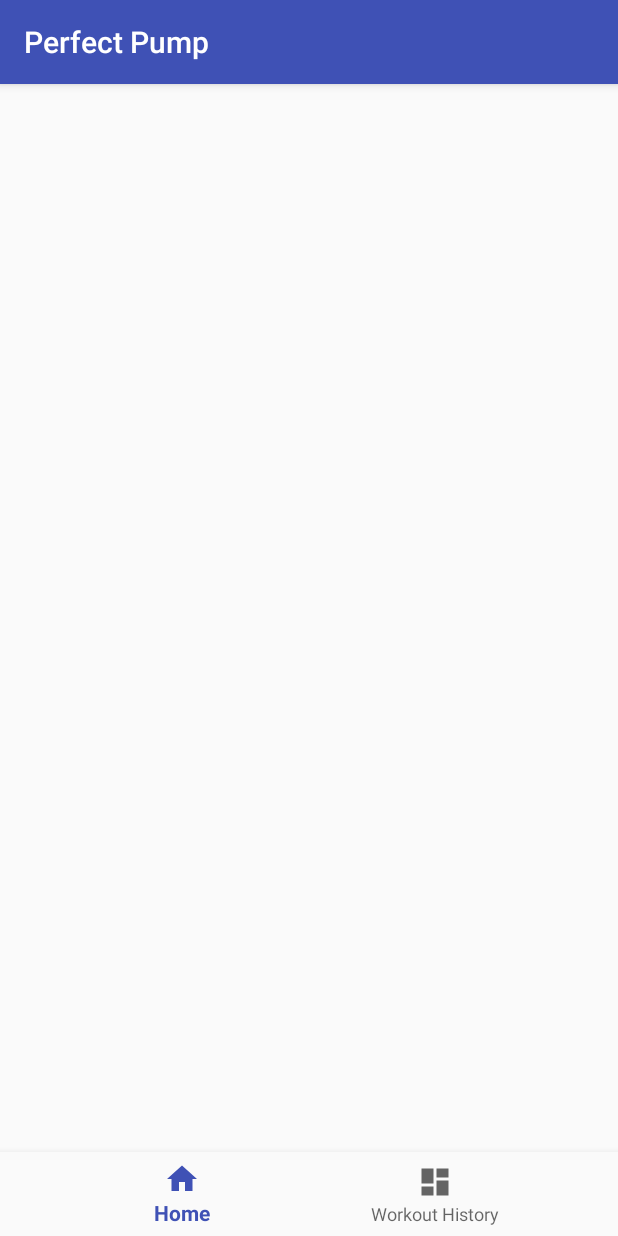
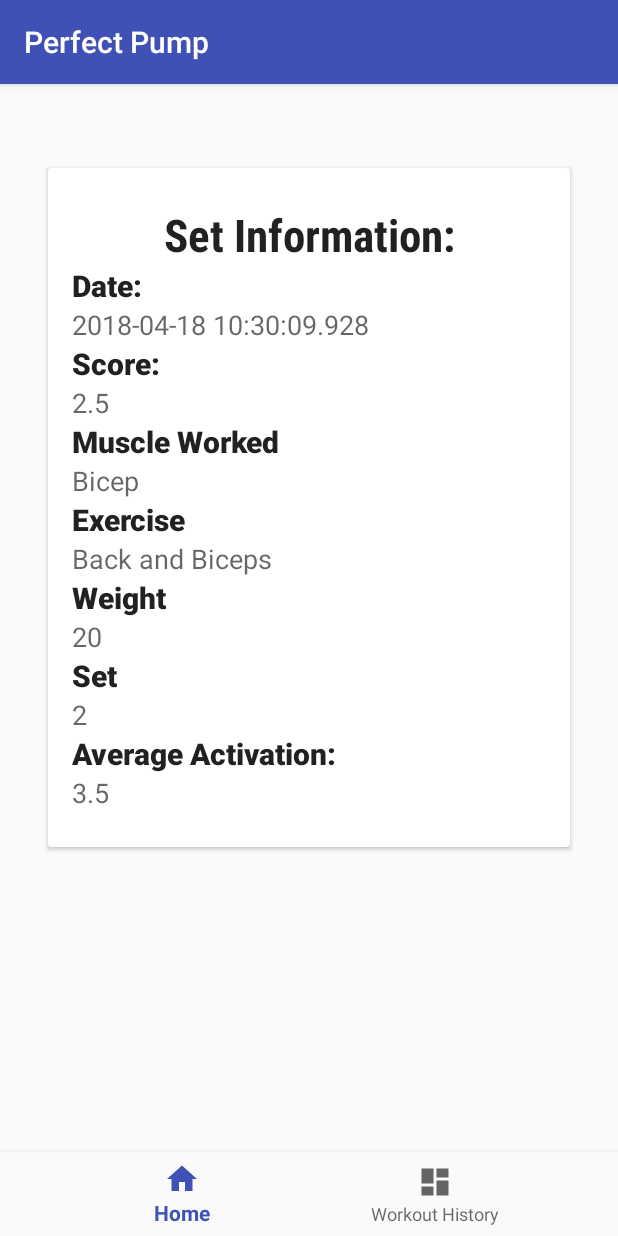
Before and after one commit to ridwankhan/navapp, an Android app: the fragment DashBoard placed in its activity, on a phone screen of 412 x 824 dp. Run offline under Robolectric (Android 15) with nearby library versions, the phone set to English and light mode, and no system bars; our stand-ins replace Room's generated code; 7 statements that could not run were skipped.

Commit message:
card listview functionality for prev workouts

```diff
--- a/app/src/main/java/com/example/ridwankhan/navapp/DashBoard.java
+++ b/app/src/main/java/com/example/ridwankhan/navapp/DashBoard.java
@@ -1,36 +1,44 @@
 package com.example.ridwankhan.navapp;
 
+import android.app.Activity;
+import android.arch.persistence.room.Room;
 import android.content.Context;
 import android.net.Uri;
 import android.os.Bundle;
 import android.app.Fragment;
 ///import android.support.v4.app.Fragment;
+import android.view.ContextThemeWrapper;
 import android.view.LayoutInflater;
 import android.view.View;
 import android.view.ViewGroup;
+import android.widget.AdapterView;
+import android.widget.ListView;
+import android.widget.Toast;
+import java.util.ArrayList;
+import java.util.Date;
 
+import com.example.database.AppDatabase;
+import com.example.database.ExerciseData;
+import com.example.database.SetData;
+import com.example.util.*;
 
-/**
- * A simple {@link Fragment} subclass.
- * Activities that contain this fragment must implement the
- * {@link DashBoard.OnFragmentInteractionListener} interface
- * to handle interaction events.
- * Use the {@link DashBoard#newInstance} factory method to
- * create an instance of this fragment.
- */
 public class DashBoard extends Fragment {
-    // TODO: Rename parameter arguments, choose names that match
-    // the fragment initialization parameters, e.g. ARG_ITEM_NUMBER
-    private static final String ARG_PARAM1 = "param1";
-    private static final String ARG_PARAM2 = "param2";
-
-    // TODO: Rename and change types of parameters
-    private String mParam1;
-    private String mParam2;
+    private Context mContext;
+    View view;
+    ListView lvList;
+    ArrayList<ListData> prevData = new ArrayList<ListData>();
+    ListAdapter listAdapter;
+    String Date = "";
+    Double Score = 0.0;
+    String Muscle = "";
+    String Exercise = "";
+    Integer Set = 0;
+    Integer Weight = 0;
+    Double Activation = 0.0;
 
     private OnFragmentInteractionListener mListener;
 
-    public DashBoard() {
+    public DashBoard(){
         // Required empty public constructor
     }
 
@@ -46,26 +54,67 @@ public class DashBoard extends Fragment {
     public static DashBoard newInstance(String param1, String param2) {
         DashBoard fragment = new DashBoard();
         Bundle args = new Bundle();
-        args.putString(ARG_PARAM1, param1);
-        args.putString(ARG_PARAM2, param2);
-        fragment.setArguments(args);
         return fragment;
     }
 
     @Override
     public void onCreate(Bundle savedInstanceState) {
         super.onCreate(savedInstanceState);
-        if (getArguments() != null) {
-            mParam1 = getArguments().getString(ARG_PARAM1);
-            mParam2 = getArguments().getString(ARG_PARAM2);
-        }
     }
 
     @Override
     public View onCreateView(LayoutInflater inflater, ViewGroup container,
                              Bundle savedInstanceState) {
         // Inflate the layout for this fragment
-        return inflater.inflate(R.layout.fragment_dash_board, container, false);
+        view =  inflater.inflate(R.layout.fragment_dash_board, container, false);
+        lvList = (ListView) view.findViewById(R.id.lvList);
+        lvList.setAdapter(listAdapter);
+
+        //get data from database on previous workouts here instead
+        SetData setData = new SetData(1,1,20,2,"1,2,3,4,5",3.5);
+        ExerciseData exerciseData = new ExerciseData(setData.getExerciseID(), "Bicep", "Back and Biceps");
+
+        //for each array of set data ...
+
+        Date = setData.getSetTimeStamp().toString();
+        Score = 2.5;
+        Muscle = exerciseData.getMuscleGroup();
+        Exercise = exerciseData.getExerciseName();
+        Set = setData.getSetNumber();
+        Weight = setData.getWeight();
+        Activation = setData.getPeakAverage();
+
+        //check the data
+        if (Date.length() == 0) {
+            Date = "No Date";
+        }
+        if (Muscle.length() == 0) {
+            Muscle = "No Muscle";
+        }
+        if (Exercise.length() == 0) {
+            Exercise = "No Exercise";
+        }
+
+        ListData mLog = new ListData();
+        mLog.setDate(Date);
+        mLog.setScore(Score);
+        mLog.setMuscle(Muscle);
+        mLog.setExercise(Exercise);
+        mLog.setSet(Set);
+        mLog.setWeight(Weight);
+        mLog.setActivation(Activation);
+        prevData.add(mLog);
+        listAdapter.notifyDataSetChanged();
+
+        lvList.setOnItemClickListener(new AdapterView.OnItemClickListener() {
+            @Override
+            public void onItemClick(AdapterView<?> parent, View view, int position, long id) {
+                ListData mLog = listAdapter.getItem(position);
+                Toast.makeText(getActivity(), "Date: " + mLog.getDate() + "  Score: " + mLog.getScore() + "  Muscle: " + mLog.getMuscle() + "  Exercise: " + mLog.getExercise() + "  Set: " + mLog.getSet() + "  Weight: " + mLog.getWeight() + "  Activation: " + mLog.getActivation(), Toast.LENGTH_LONG).show();
+            }
+        });
+
+        return view;
     }
 
     // TODO: Rename method, update argument and hook method into UI event
@@ -75,15 +124,17 @@ public class DashBoard extends Fragment {
         }
     }
 
-    @Override
     public void onAttach(Context context) {
         super.onAttach(context);
-//        if (context instanceof OnFragmentInteractionListener) {
-//            mListener = (OnFragmentInteractionListener) context;
-//        } else {
-//            throw new RuntimeException(context.toString()
-//                    + " must implement OnFragmentInteractionListener");
-//        }
+
+        listAdapter = new ListAdapter(getActivity(), prevData);
+    }
+
+    @Override
+    public void onAttach(Activity activity) {
+        super.onAttach(activity);
+
+        listAdapter = new ListAdapter(getActivity(), prevData);
     }
 
     @Override
--- a/app/src/main/java/com/example/ridwankhan/navapp/MainActivityNav.java
+++ b/app/src/main/java/com/example/ridwankhan/navapp/MainActivityNav.java
@@ -26,7 +26,6 @@ public class MainActivityNav extends AppCompatActivity implements DataCommunicat
                 case R.id.navigation_home:
                     Home home = new Home();
                     manager.beginTransaction().replace(R.id.contentLayout, home, home.getTag()).commit();
-
                     return true;
                 case R.id.navigation_dashboard:
                     DashBoard dashBoard = new DashBoard();
--- /dev/null
+++ b/app/src/main/java/com/example/util/ListAdapter.java
@@ -0,0 +1,43 @@
+package com.example.util;
+import android.content.Context;
+import android.view.View;
+import android.view.ViewGroup;
+import android.widget.BaseAdapter;
+
+import java.util.ArrayList;
+
+public class ListAdapter extends BaseAdapter {
+    ArrayList<ListData> myList = new ArrayList<ListData>();
+    Context context;
+
+    public ListAdapter(Context context, ArrayList<ListData> myList) {
+        this.myList = myList;
+        this.context = context;
+    }
+
+    @Override
+    public int getCount() {
+        return myList.size();
+    }
+
+    @Override
+    public ListData getItem(int position) {
+        return myList.get(position);
+    }
+
+    @Override
+    public long getItemId(int position) {
+        return 0;
+    }
+
+    @Override
+    public View getView(int position, View convertView, ViewGroup parent) {
+        ListViewHolder view = (ListViewHolder) convertView;
+        if (view == null) {
+            view = new ListViewHolder(context);
+        }
+        ListData log = getItem(position);
+        view.setLog(log);
+        return view;
+    }
+}
--- /dev/null
+++ b/app/src/main/java/com/example/util/ListData.java
@@ -0,0 +1,64 @@
+package com.example.util;
+
+/**
+ * Created by Brian on 4/18/2018.
+ */
+
+public class ListData {
+    String Date;
+    Double Score;
+    String Muscle;
+    String Exercise;
+    Integer Set;
+    Integer Weight;
+    Double Activation;
+
+    public String getDate() {
+        return Date;
+    }
+    public void setDate(String date) {
+        this.Date = date;
+    }
+
+    public Double getScore() {
+        return Score;
+    }
+    public void setScore(Double score) {
+        this.Score = score;
+    }
+
+    public String getMuscle() {
+        return Muscle;
+    }
+    public void setMuscle(String muscle) {
+        Muscle = muscle;
+    }
+
+    public String getExercise() {
+        return Exercise;
+    }
+    public void setExercise(String exercise) {
+        this.Exercise = exercise;
+    }
+
+    public Integer getSet() {
+        return Set;
+    }
+    public void setSet(Integer set) {
+        this.Set = set;
+    }
+
+    public Integer getWeight() {
+        return Weight;
+    }
+    public void setWeight(Integer weight) {
+        this.Weight = weight;
+    }
+
+    public Double getActivation() {
+        return Activation;
+    }
+    public void setActivation(Double activation) {
+        this.Activation = activation;
+    }
+}
--- /dev/null
+++ b/app/src/main/java/com/example/util/ListViewHolder.java
@@ -0,0 +1,56 @@
+package com.example.util;
+import android.content.Context;
+import android.util.AttributeSet;
+import android.view.LayoutInflater;
+import android.widget.LinearLayout;
+import android.widget.TextView;
+import com.example.ridwankhan.navapp.R;
+
+
+public class ListViewHolder extends LinearLayout {
+    Context mContext;
+    ListData mLog;
+
+    public ListViewHolder(Context context) {
+        super(context);
+        mContext = context;
+        setup();
+    }
+
+    public ListViewHolder(Context context, AttributeSet attrs) {
+        super(context, attrs);
+        mContext = context;
+        setup();
+    }
+
+    private void setup() {
+        LayoutInflater inflater = (LayoutInflater) mContext.getSystemService(Context.LAYOUT_INFLATER_SERVICE);
+        inflater.inflate(R.layout.card_model, this);
+    }
+
+    public void setLog(ListData log) {
+
+        mLog = log;
+
+        TextView tvDate = (TextView) findViewById(R.id.date_detail);
+        tvDate.setText(mLog.getDate() + "");
+
+        TextView tvScore = (TextView) findViewById(R.id.score_detail);
+        tvScore.setText(mLog.getScore() + "");
+
+        TextView tvMuscle = (TextView) findViewById(R.id.muscle_detail);
+        tvMuscle.setText(mLog.getMuscle() + "");
+
+        TextView tvExercise = (TextView) findViewById(R.id.exercise_detail);
+        tvExercise.setText(mLog.getExercise() + "");
+
+        TextView tvSet = (TextView) findViewById(R.id.set_detail);
+        tvSet.setText(mLog.getSet() + "");
+
+        TextView tvWeight = (TextView) findViewById(R.id.weight_detail);
+        tvWeight.setText(mLog.getWeight() + "");
+
+        TextView tvActivation = (TextView) findViewById(R.id.activation_detail);
+        tvActivation.setText(mLog.getActivation() + "");
+    }
+}
--- a/app/src/main/res/layout/card_model.xml
+++ b/app/src/main/res/layout/card_model.xml
@@ -15,7 +15,6 @@
             android:layout_width="match_parent"
             android:layout_height="wrap_content"
             android:gravity="center"
-            android:layout_marginTop="10dp"
             android:textSize="30sp"
             android:fontFamily="sans-serif-condensed"
             android:lineSpacingMultiplier="0.85"
@@ -23,44 +22,54 @@
             android:textAppearance="@style/TextAppearance.AppCompat.Title"
             android:text="Set Information:" />
         <TextView
+            android:id="@+id/set_date"
+            android:layout_width="match_parent"
+            android:layout_height="wrap_content"
+            android:textStyle="bold"
+            android:textAppearance="@style/TextAppearance.AppCompat.Title"
+            android:text="Date:" />
+        <TextView
+            android:id="@+id/date_detail"
+            android:layout_width="match_parent"
+            android:layout_height="wrap_content"
+            android:text="04/18/2018"
+            android:textAppearance="@style/TextAppearance.AppCompat.Medium" />
+        <TextView
             android:id="@+id/set_score"
             android:layout_width="match_parent"
             android:layout_height="wrap_content"
             android:textStyle="bold"
             android:textAppearance="@style/TextAppearance.AppCompat.Title"
             android:text="Score:" />
-        <RatingBar
+        <TextView
             android:id="@+id/score_detail"
-            android:layout_width="wrap_content"
+            android:layout_width="match_parent"
             android:layout_height="wrap_content"
-            style="?android:attr/ratingBarStyleIndicator"
-            android:numStars="5"
-            android:rating="4.2"
-            android:stepSize="0.01"
-            android:isIndicator="true" />
+            android:text="4.5"
+            android:textAppearance="@style/TextAppearance.AppCompat.Medium" />
 
         <TextView
-            android:id="@+id/muscle_worked"
+            android:id="@+id/muscle"
             android:layout_width="match_parent"
             android:layout_height="wrap_content"
             android:text="Muscle Worked"
             android:textStyle="bold"
             android:textAppearance="@style/TextAppearance.AppCompat.Title" />
         <TextView
-            android:id="@+id/muscle_name"
+            android:id="@+id/muscle_detail"
             android:layout_width="match_parent"
             android:layout_height="wrap_content"
             android:text="Bicep"
             android:textAppearance="@style/TextAppearance.AppCompat.Medium" />
         <TextView
-            android:id="@+id/workout_name"
+            android:id="@+id/exercise"
             android:layout_width="match_parent"
             android:layout_height="wrap_content"
-            android:text="Workout Name"
+            android:text="Exercise"
             android:textStyle="bold"
             android:textAppearance="@style/TextAppearance.AppCompat.Title" />
         <TextView
-            android:id="@+id/workout_name_detail"
+            android:id="@+id/exercise_detail"
             android:layout_width="match_parent"
             android:layout_height="wrap_content"
             android:text="Bicep Curl"
--- a/app/src/main/res/layout/fragment_chart.xml
+++ b/app/src/main/res/layout/fragment_chart.xml
@@ -16,7 +16,7 @@
                 android:padding="3dp"
                 android:layout_marginBottom="10dp"
                 android:textSize="21sp"
-                android:text="Test Line Chart"
+                android:text="Set Data"
                 android:layout_width="match_parent"
                 android:layout_height="wrap_content" />
             <com.github.mikephil.charting.charts.LineChart
--- a/app/src/main/res/layout/fragment_dash_board.xml
+++ b/app/src/main/res/layout/fragment_dash_board.xml
@@ -7,6 +7,16 @@
     tools:context="com.example.ridwankhan.navapp.DashBoard">
 
     <!-- TODO: Update blank fragment layout -->
-
-
+    <LinearLayout
+        android:layout_width="match_parent"
+        android:layout_height="match_parent"
+        android:orientation="vertical"
+        android:padding="16dp">
+        <ListView
+            android:layout_width="match_parent"
+            android:layout_height="match_parent"
+            android:divider="@android:color/transparent"
+            android:layout_weight="1"
+            android:id="@+id/lvList" />
+    </LinearLayout>
 </android.support.constraint.ConstraintLayout>
```
